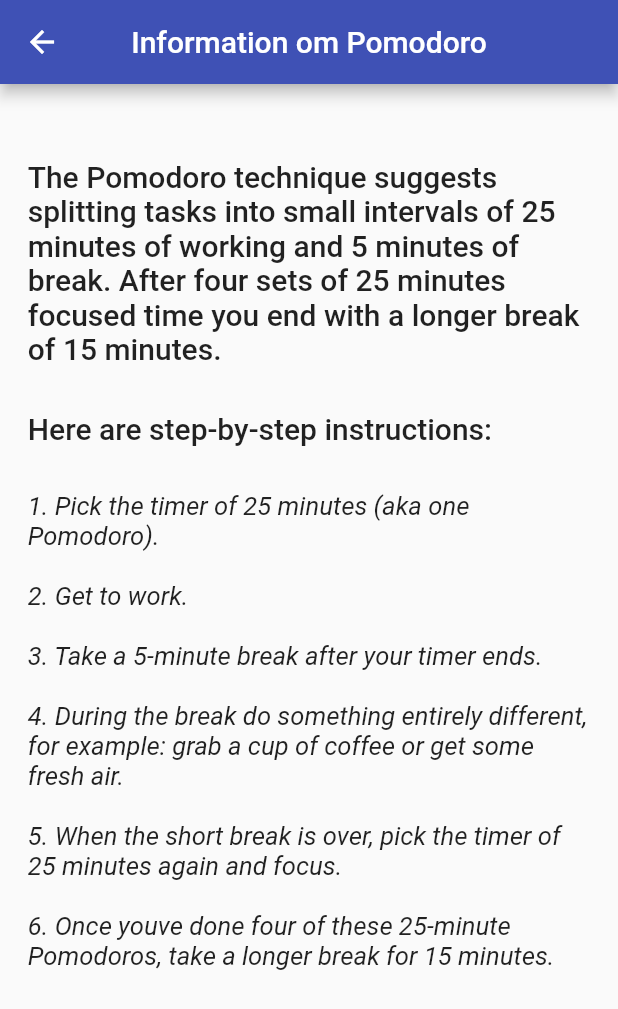
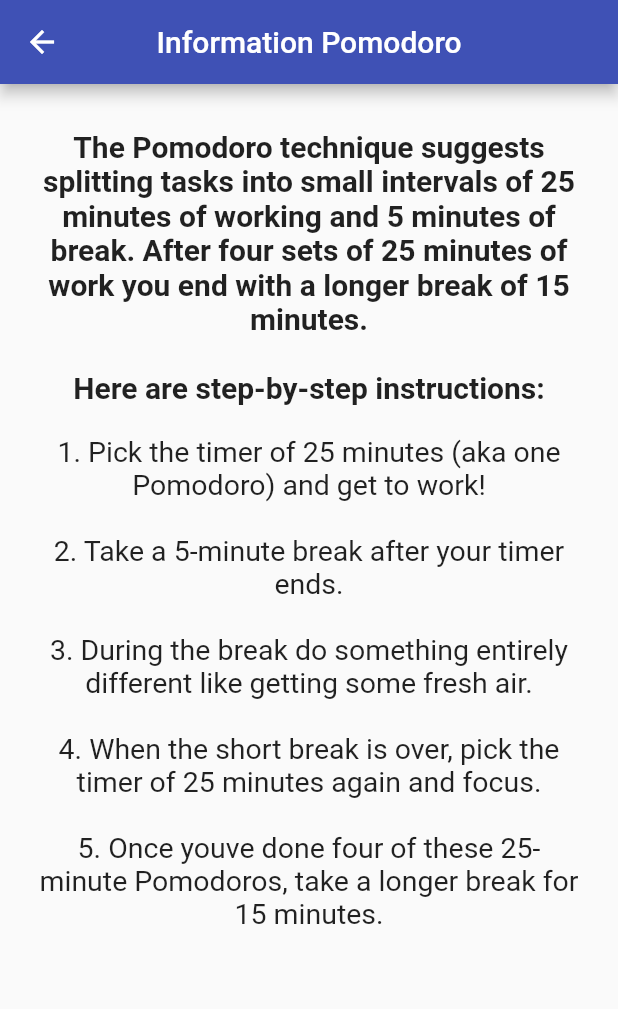
Before and after one commit to gu-tig169-ht21/Grupp-3, a Flutter app: the InformationView screen opened directly, on a phone screen of 412 x 824 dp. Shown: the top 1009 px of the screen. Run offline on Flutter 3.47's test engine with Material 2 defaults, Android fonts, the phone set to English and light mode, and no system bars; our stand-ins replace cloud_firestore, firebase_core, firebase_messaging, firebase_storage; accounts and stored records are empty.

Commit message:
Centrerat och fixat avstånd info

```diff
--- a/lib/views/timerviews/informationview.dart
+++ b/lib/views/timerviews/informationview.dart
@@ -8,7 +8,7 @@
     return Scaffold(
         appBar: AppBar(
           centerTitle: true,
-          title: const Text('Information om Pomodoro'),
+          title: const Text('Information Pomodoro'),
         ),
         body: SingleChildScrollView(
           child: Column(
@@ -17,35 +17,30 @@
             children: [
               Container(
                 padding: const EdgeInsets.only(left: 23),
-                margin: const EdgeInsets.only(top: 50),
+                margin: const EdgeInsets.only(top: 30),
               ),
-              Container(
-                width: 375,
-                child: const Text(
-                    'The Pomodoro technique suggests splitting tasks into small intervals of 25 minutes of working and 5 minutes of break. After four sets of 25 minutes focused time you end with a longer break of 15 minutes.',
-                    style:
-                        TextStyle(fontSize: 20, fontWeight: FontWeight.w500)),
+              Center(
+                child: Container(
+                  padding: const EdgeInsets.only(left: 23, right: 23),
+                  child: const Text(
+                      'The Pomodoro technique suggests splitting tasks into small intervals of 25 minutes of working and 5 minutes of break. After four sets of 25 minutes of work you end with a longer break of 15 minutes.\n\nHere are step-by-step instructions:',
+                      textAlign: TextAlign.center,
+                      style:
+                          TextStyle(fontSize: 20, fontWeight: FontWeight.w600)),
+                ),
               ),
               Container(
                 padding: const EdgeInsets.only(left: 23),
-                margin: const EdgeInsets.only(top: 30),
+                margin: const EdgeInsets.only(top: 20),
               ),
-              Container(
-                width: 375,
-                child: const Text('Here are step-by-step instructions: ',
-                    style:
-                        TextStyle(fontSize: 20, fontWeight: FontWeight.w500)),
-              ),
-              Container(
-                padding: const EdgeInsets.only(left: 23),
-                margin: const EdgeInsets.only(top: 30),
-              ),
-              Container(
-                width: 375,
-                child: const Text(
-                    '1. Pick the timer of 25 minutes (aka one Pomodoro). \n\n2. Get to work. \n\n3. Take a 5-minute break after your timer ends.\n\n4. During the break do something entirely different, for example: grab a cup of coffee or get some fresh air. \n\n5. When the short break is over, pick the timer of 25 minutes again and focus.\n\n6. Once youve done four of these 25-minute Pomodoros, take a longer break for 15 minutes.',
-                    style:
-                        TextStyle(fontSize: 17, fontStyle: FontStyle.italic)),
+              Center(
+                child: Container(
+                  padding: const EdgeInsets.only(left: 23, right: 23),
+                  child: const Text(
+                      '1. Pick the timer of 25 minutes (aka one Pomodoro) and get to work!\n\n2. Take a 5-minute break after your timer ends.\n\n3. During the break do something entirely different like getting some fresh air. \n\n4. When the short break is over, pick the timer of 25 minutes again and focus.\n\n5. Once youve done four of these 25-minute Pomodoros, take a longer break for 15 minutes.',
+                      textAlign: TextAlign.center,
+                      style: TextStyle(fontSize: 19)),
+                ),
               ),
               Container(
                 padding: const EdgeInsets.only(left: 23),
```
